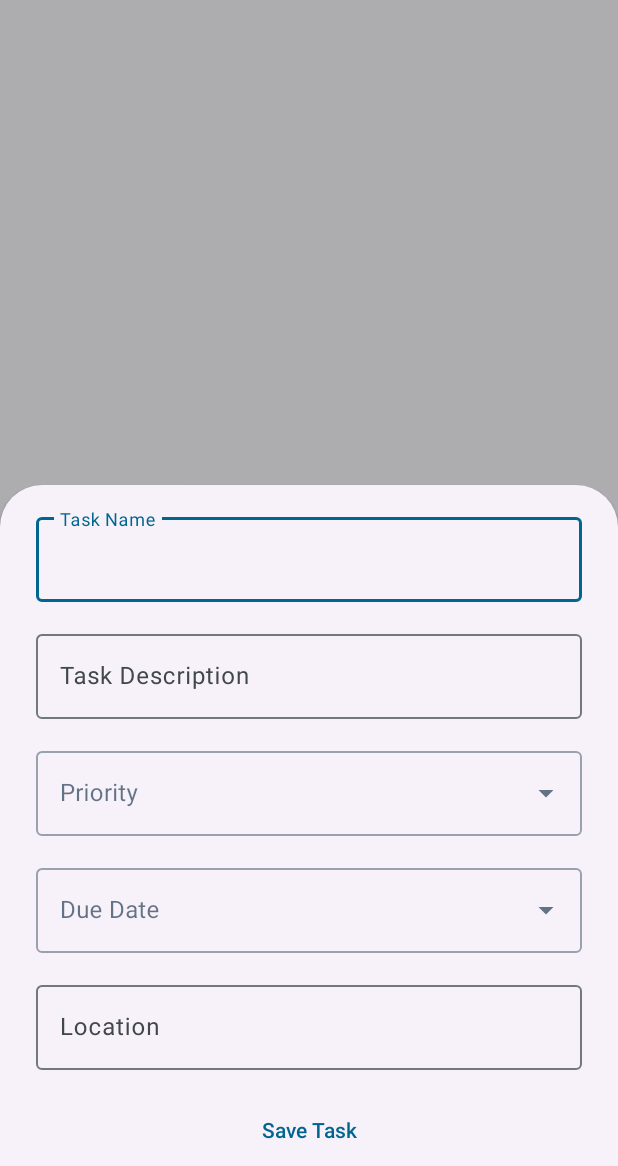
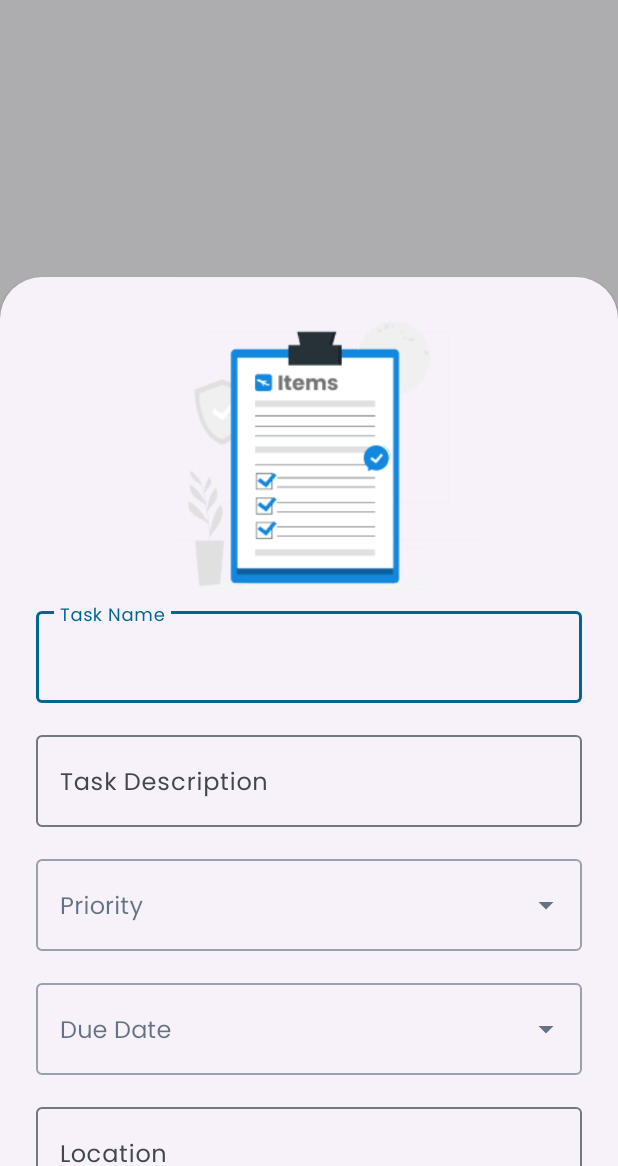
Before and after one commit to shafadeascr16/ProjectPAM_DoneIt, an Android app: the fragment AddTaskFragment placed in its activity, item 2 of the bottom bar chosen, on a phone screen of 412 x 824 dp, the part 70-1236 px from its top. Run offline under Robolectric (Android 15) with nearby library versions, the light colour scheme and no system bars; our stand-ins replace Dagger/Hilt's generated code, Firebase (no records; nobody signed in at launch, a user with empty details on screens opened directly), navigation-ui.

Commit message:
edit task

```diff
--- a/app/src/main/java/com/informatika/doneit/ui/account/AccountFragment.kt
+++ b/app/src/main/java/com/informatika/doneit/ui/account/AccountFragment.kt
@@ -36,7 +36,7 @@
         super.onViewCreated(view, savedInstanceState)
 
         val textView = requireView().findViewById(R.id.nameTextField) as TextView
-        textView.text = "Hello, " + user?.email
+        textView.text = "Hello, " + user?.displayName
 
         binding.logoutButton.setOnClickListener {
             viewModel.logout {
--- a/app/src/main/res/layout/activity_login.xml
+++ b/app/src/main/res/layout/activity_login.xml
@@ -28,7 +28,7 @@
             android:id="@+id/toolbar"
             android:layout_width="match_parent"
             android:layout_height="?attr/actionBarSize"
-            android:background="?attr/colorPrimary"
+            android:background="#1187DE"
             app:navigationIcon="?attr/homeAsUpIndicator"
             app:popupTheme="@style/Theme.Todo.PopupOverlay" />
 
--- a/app/src/main/res/layout/dropdown_item.xml
+++ b/app/src/main/res/layout/dropdown_item.xml
@@ -5,4 +5,6 @@
     android:layout_width="match_parent"
     android:layout_height="wrap_content"
     android:padding="15dp"
-    android:text="TextView" />
+    android:text="TextView"
+    android:fontFamily="@font/poppins_regular"
+    android:textSize="17sp"/>
--- a/app/src/main/res/layout/fragment_account.xml
+++ b/app/src/main/res/layout/fragment_account.xml
@@ -13,6 +13,8 @@
         android:layout_height="wrap_content"
         android:layout_margin="30dp"
         android:text="@string/hello_blank_fragment"
+        android:fontFamily="@font/poppins_regular"
+        android:textSize="23sp"
         app:layout_constraintBottom_toBottomOf="parent"
         app:layout_constraintEnd_toEndOf="parent"
         app:layout_constraintStart_toStartOf="parent"
@@ -20,12 +22,17 @@
 
     <Button
         android:id="@+id/logoutButton"
-        android:layout_width="wrap_content"
+        android:layout_width="126dp"
         android:layout_height="wrap_content"
-        android:layout_margin="30dp"
+        android:layout_margin="5dp"
+        android:layout_marginTop="168dp"
+        android:backgroundTint="#1187DE"
+        android:fontFamily="@font/poppins_bold"
         android:text="@string/logout"
+        android:textSize="18sp"
+        app:layout_constraintEnd_toEndOf="parent"
+        app:layout_constraintHorizontal_bias="0.498"
         app:layout_constraintStart_toStartOf="parent"
-        app:layout_constraintEnd_toEndOf="parent"
         app:layout_constraintTop_toBottomOf="@id/nameTextField" />
 
 </androidx.constraintlayout.widget.ConstraintLayout>
--- a/app/src/main/res/layout/fragment_add_task.xml
+++ b/app/src/main/res/layout/fragment_add_task.xml
@@ -13,7 +13,7 @@
         android:layout_height="wrap_content"
         android:layout_marginStart="24dp"
         android:layout_marginEnd="24dp"
-        android:layout_marginTop="16dp"
+        android:layout_marginTop="217dp"
         android:hint="Task Name"
         app:layout_constraintEnd_toEndOf="parent"
         app:layout_constraintStart_toStartOf="parent"
@@ -21,6 +21,7 @@
 
         <com.google.android.material.textfield.TextInputEditText
             android:id="@+id/taskName"
+            android:fontFamily="@font/poppins_regular"
             android:layout_width="match_parent"
             android:layout_height="wrap_content" />
     </com.google.android.material.textfield.TextInputLayout>
@@ -40,7 +41,8 @@
     <com.google.android.material.textfield.TextInputEditText
             android:id="@+id/taskDescription"
             android:layout_width="match_parent"
-            android:layout_height="wrap_content" />
+            android:layout_height="wrap_content"
+        android:fontFamily="@font/poppins_regular"/>
     </com.google.android.material.textfield.TextInputLayout>
 
     <com.google.android.material.textfield.TextInputLayout
@@ -58,6 +60,7 @@
 
         <AutoCompleteTextView
             android:id="@+id/priorityDropdown"
+            android:fontFamily="@font/poppins_regular"
             android:layout_width="match_parent"
             android:layout_height="wrap_content"
             android:inputType="none" />
@@ -79,6 +82,7 @@
 
         <AutoCompleteTextView
             android:id="@+id/dueDateDropdown"
+            android:fontFamily="@font/poppins_regular"
             android:layout_width="match_parent"
             android:layout_height="wrap_content"
             android:inputType="none" />
@@ -99,6 +103,7 @@
 
         <com.google.android.material.textfield.TextInputEditText
             android:id="@+id/locationTextField"
+            android:fontFamily="@font/poppins_regular"
             android:layout_width="match_parent"
             android:layout_height="wrap_content" />
         />
@@ -112,8 +117,25 @@
         android:layout_marginTop="16dp"
         android:layout_marginEnd="16dp"
         android:text="Save Task"
+        android:fontFamily="@font/poppins_bold"
+        android:textSize="18sp"
+        android:backgroundTint="#1187DE"
         app:layout_constraintEnd_toEndOf="parent"
         app:layout_constraintStart_toStartOf="parent"
         app:layout_constraintTop_toBottomOf="@+id/locationMenu" />
 
+    <ImageView
+        android:id="@+id/list"
+        android:layout_width="300dp"
+        android:layout_height="183dp"
+        android:layout_marginBottom="8dp"
+        android:adjustViewBounds="true"
+        android:contentDescription="@string/list"
+        android:scaleType="fitCenter"
+        android:src="@drawable/list"
+        app:layout_constraintBottom_toTopOf="@id/taskNameTextField"
+        app:layout_constraintEnd_toEndOf="parent"
+        app:layout_constraintHorizontal_bias="0.594"
+        app:layout_constraintStart_toStartOf="parent" />
+
 </androidx.constraintlayout.widget.ConstraintLayout>
--- a/app/src/main/res/layout/task_list_item.xml
+++ b/app/src/main/res/layout/task_list_item.xml
@@ -27,6 +27,8 @@
         android:layout_width="wrap_content"
         android:layout_height="wrap_content"
         android:text="Task Title"
+        android:fontFamily="@font/poppins_bold"
+        android:textSize="25sp"
         android:textAppearance="?attr/textAppearanceTitleLarge"
         app:layout_constraintBottom_toBottomOf="parent"
         app:layout_constraintStart_toStartOf="parent"
@@ -38,8 +40,9 @@
         android:layout_width="wrap_content"
         android:layout_height="wrap_content"
         android:text="Task Description"
+        android:fontFamily="@font/poppins_regular"
         android:textAppearance="?attr/textAppearanceBodyMedium"
-        android:layout_marginTop="8dp"
+        android:layout_marginTop="1dp"
         android:layout_marginBottom="8dp"
         app:layout_constraintBottom_toBottomOf="parent"
         app:layout_constraintStart_toStartOf="parent"
@@ -58,6 +61,7 @@
                 android:padding="2dp"
                 android:layout_marginEnd="12dp"
                 android:text="Priority"
+                android:fontFamily="@font/poppins_bold"
                 android:textAppearance="?attr/textAppearanceBodySmall"
                 />
 
@@ -68,6 +72,7 @@
                 android:padding="2dp"
                 android:layout_marginEnd="12dp"
                 android:text="Due Date"
+                android:fontFamily="@font/poppins_regular"
                 android:textAppearance="?attr/textAppearanceBodySmall"
                 />
 
@@ -78,6 +83,7 @@
                 android:padding="2dp"
                 android:layout_marginEnd="12dp"
                 android:text="Location"
+                android:fontFamily="@font/poppins_regular"
                 android:textAppearance="?attr/textAppearanceBodySmall"
                 />
         </LinearLayout>
@@ -87,6 +93,7 @@
                 android:layout_height="wrap_content"
                 android:layout_marginTop="8dp"
                 android:orientation="horizontal">
+
                 <Button
                     app:icon="@drawable/ic_baseline_check_24"
                     android:id="@+id/done_button"
--- a/app/src/main/res/values/strings.xml
+++ b/app/src/main/res/values/strings.xml
@@ -27,6 +27,7 @@
     <string name="please_login_to_continue">Please Login to continue</string>
     <string name="doneit">DONEIT</string>
     <string name="reglog">REGLOG</string>
+    <string name="list">LIST</string>
     <string-array name="priority">
         <item>Low</item>
         <item>Medium</item>
```
Also changed, not shown: app/src/main/res/drawable/list.png (added).
